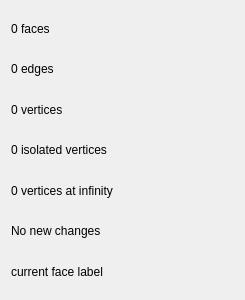
Before: the Qt Designer form src/QLabelling/qt/QArrangementLabellingInfoWidget.ui in oliviertournaire/QLabelling, drawn with Qt 5.
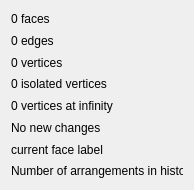
After: the same form once the commit is applied. Icons and pictures are not drawn.

The edit to the form file:
```diff
--- a/src/QLabelling/qt/QArrangementLabellingInfoWidget.ui
+++ b/src/QLabelling/qt/QArrangementLabellingInfoWidget.ui
@@ -6,8 +6,8 @@
    <rect>
     <x>0</x>
     <y>0</y>
-    <width>245</width>
-    <height>300</height>
+    <width>194</width>
+    <height>190</height>
    </rect>
   </property>
   <property name="sizePolicy">
@@ -85,6 +85,13 @@
      </property>
     </widget>
    </item>
+   <item>
+    <widget class="QLabel" name="_labelNbArrangementsInHistory">
+     <property name="text">
+      <string>Number of arrangements in history</string>
+     </property>
+    </widget>
+   </item>
   </layout>
  </widget>
  <resources/>
```
